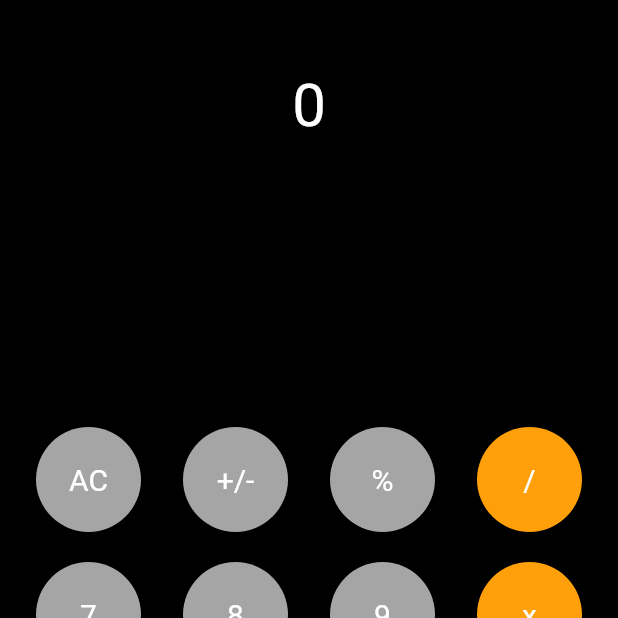
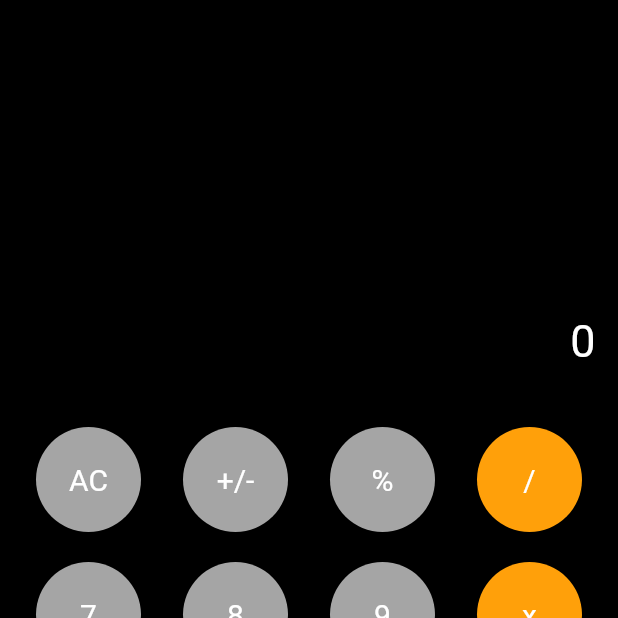
Before and after one commit to Nitesh8795/Calculator, a Flutter app: the screen it shows after launch, on a phone screen of 412 x 824 dp, the top half of it. Run offline on Flutter 3.47's test engine with Material 2 defaults, Android fonts, the phone set to English and light mode, and no system bars; our stand-ins replace math_expressions.

```diff
--- a/lib/components/my_button.dart
+++ b/lib/components/my_button.dart
@@ -1,5 +1,4 @@
-import 'package:flutter/cupertino.dart';
-import 'package:flutter/material.dart';
+import 'package:calculator/libraries/lib.dart';
 
 class mybutton extends StatelessWidget {
 
--- /dev/null
+++ b/lib/libraries/lib.dart
@@ -0,0 +1,4 @@
+export 'package:math_expressions/math_expressions.dart' hide Interval;
+export 'package:calculator/components/my_button.dart';
+export 'package:flutter/material.dart';
+export 'package:calculator/screens/mainScreen.dart';
--- a/lib/main.dart
+++ b/lib/main.dart
@@ -1,5 +1,4 @@
-import 'package:calculator/screens/mainScreen.dart';
-import 'package:flutter/material.dart';
+import 'package:calculator/libraries/lib.dart';
 
 void main() {
   runApp(new MaterialApp(home: calculator()));
--- a/lib/screens/mainScreen.dart
+++ b/lib/screens/mainScreen.dart
@@ -1,5 +1,4 @@
-import 'package:calculator/components/my_button.dart';
-import 'package:flutter/material.dart';
+import 'package:calculator/libraries/lib.dart';
 
 class calculator extends StatefulWidget {
   const calculator({Key? key}) : super(key: key);
@@ -21,16 +20,37 @@ class _calculatorState extends State<calculator> {
           child: Column(
             children: [
               Expanded(
-                child: Center(
+                child: Padding(
+                  padding: const EdgeInsets.only(bottom: 30, right: 15, left: 15),
                   child: Column(
+                    mainAxisAlignment: MainAxisAlignment.end,
+                    crossAxisAlignment: CrossAxisAlignment.end,
                     children: [
-                      Text(
-                        userInput.toString(),
-                        style: TextStyle(fontSize: 40.0, color: Colors.white),
+                      Align(
+                        child: SingleChildScrollView(
+                          scrollDirection: Axis.horizontal,
+                          reverse: true,
+                            child: Text(
+                              userInput.toString(),
+                              style:
+                                  TextStyle(fontSize: 30.0, color: Colors.white),
+                            ),
+                        ),
+                        alignment: Alignment.bottomRight,
                       ),
-                      Text(
-                        finalResult.toString(),
-                        style: TextStyle(fontSize: 40.0, color: Colors.white),
+                      const SizedBox(
+                        height: 18,
+                      ),
+                      Align(
+                        child: SingleChildScrollView(
+                          scrollDirection: Axis.horizontal,
+                          reverse: true,
+                          child: Text(
+                            finalResult,
+                            style: TextStyle(fontSize: 30.0, color: Colors.white),
+                          ),
+                        ),
+                        alignment: Alignment.bottomRight,
                       ),
                     ],
                   ),
@@ -49,6 +69,7 @@ class _calculatorState extends State<calculator> {
                             onPress: () {
                               setState(() {
                                 userInput = "";
+                                finalResult = "0";
                               });
                             },
                           ),
@@ -204,12 +225,21 @@ class _calculatorState extends State<calculator> {
                           ),
                           mybutton(
                             title: "DEL",
-                            onPress: () {},
+                            onPress: () {
+                              if (userInput != null && userInput.length > 0) {
+                                userInput = userInput.substring(
+                                    0, userInput.length - 1);
+                              }
+                              setState(() {});
+                            },
                           ),
                           mybutton(
                             title: "=",
                             color: Color(0xffffa00a),
-                            onPress: () {},
+                            onPress: () {
+                              calculate();
+                              setState(() {});
+                            },
                           ),
                         ],
                       ),
@@ -223,4 +253,22 @@ class _calculatorState extends State<calculator> {
       ),
     );
   }
+
+  void calculate() {
+    final original = userInput;
+    final find = 'x';
+    final replaceWith = '*';
+    final newString = original.replaceAll(find, replaceWith);
+
+    try {
+      Parser p = Parser();
+      Expression exp = p.parse(newString);
+      ContextModel contextModel = ContextModel();
+
+      double eval = exp.evaluate(EvaluationType.REAL, contextModel);
+      finalResult = eval.toStringAsFixed(3);
+    } catch (e) {
+      finalResult = "Invalid Expression";
+    }
+  }
 }
--- a/pubspec.yaml
+++ b/pubspec.yaml
@@ -34,6 +34,7 @@ dependencies:
   # The following adds the Cupertino Icons font to your application.
   # Use with the CupertinoIcons class for iOS style icons.
   cupertino_icons: ^1.0.2
+  math_expressions: ^2.3.1
 
 dev_dependencies:
   flutter_test:
```
Also changed, not shown: pubspec.lock.
